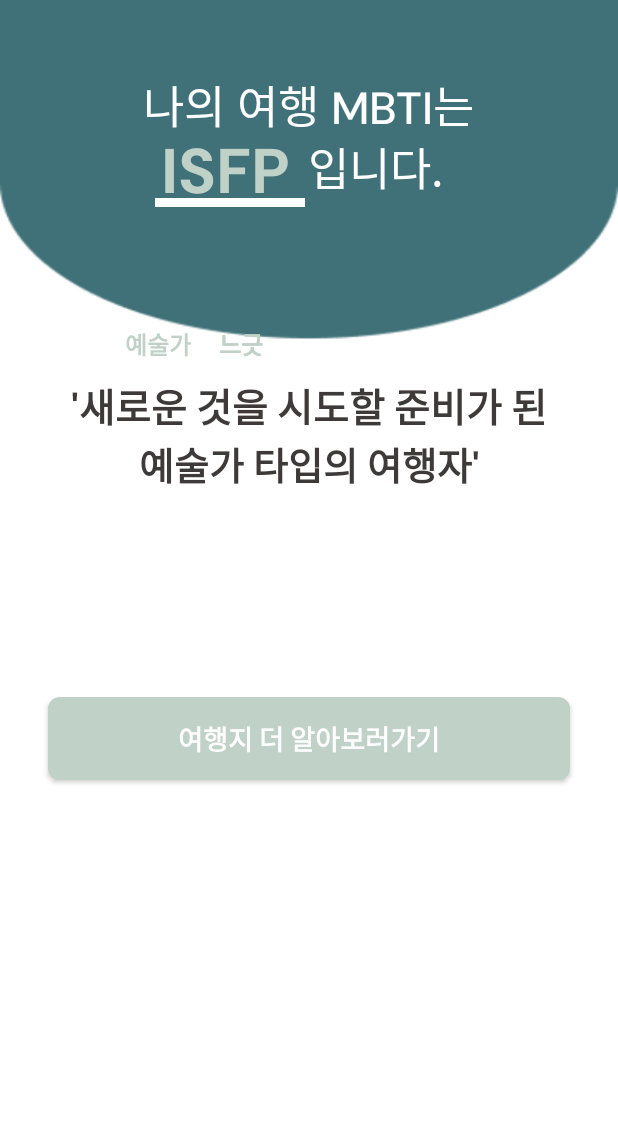
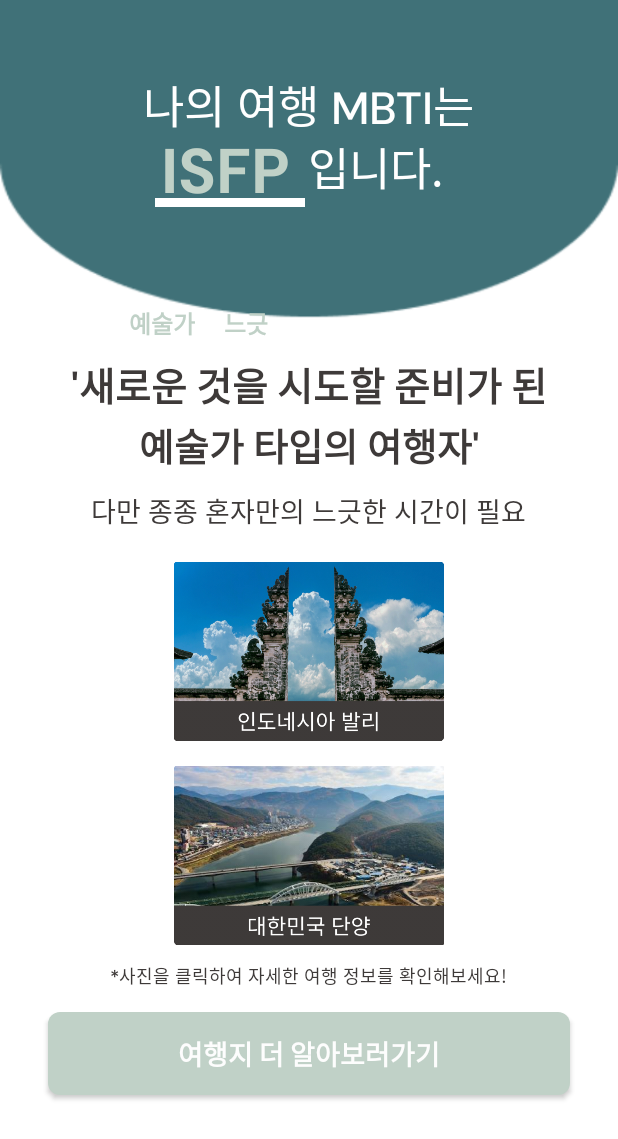
Before and after one commit to yoon-kyoung/guru222, an Android app: the layout mbtir_isfp.xml on its own in the app's theme, with its tools: preview values and no code run, on a phone screen of 412 x 824 dp. Shown: the top 1139 px of the screen. Run offline under Robolectric (Android 15) with nearby library versions, the phone set to English and light mode, and no system bars.

Commit message:
mbti update

```diff
--- a/app/src/main/res/layout/mbtir_isfp.xml
+++ b/app/src/main/res/layout/mbtir_isfp.xml
@@ -2,7 +2,7 @@
 <RelativeLayout xmlns:android="http://schemas.android.com/apk/res/android"
     android:layout_width="match_parent"
     android:layout_height="match_parent"
-    android:background="@drawable/mbtiresult">
+    android:background="@drawable/isfpp">
 
     <TextView
         android:id="@+id/isfp1"
@@ -53,6 +53,7 @@
         android:layout_marginStart="103dp"
         android:layout_marginTop="-10dp"
         android:background="@color/white_A700" />
+
     <TextView
         android:id="@+id/isfp4"
         android:layout_width="wrap_content"
@@ -60,8 +61,8 @@
         android:layout_below="@+id/isfp3"
         android:layout_alignParentStart="true"
         android:layout_centerHorizontal="true"
-        android:layout_marginStart="83dp"
-        android:layout_marginTop="83dp"
+        android:layout_marginStart="86dp"
+        android:layout_marginTop="69dp"
         android:fontFamily="@font/dmsansbold"
         android:text="예술가"
         android:textColor="@color/gray_400"
@@ -74,8 +75,8 @@
         android:layout_below="@+id/isfp3"
         android:layout_alignParentStart="true"
         android:layout_centerHorizontal="true"
-        android:layout_marginStart="146dp"
-        android:layout_marginTop="83dp"
+        android:layout_marginStart="149dp"
+        android:layout_marginTop="69dp"
         android:fontFamily="@font/dmsansbold"
         android:text="느긋"
         android:textColor="@color/gray_400"
@@ -102,7 +103,7 @@
         android:layout_below="@+id/isfp6"
         android:layout_centerInParent="true"
         android:layout_marginStart="80dp"
-        android:layout_marginTop="0dp"
+        android:layout_marginTop="1dp"
         android:fontFamily="@font/dmsansbold"
         android:text="예술가 타입의 여행자'"
         android:textColor="@color/gray_800"
@@ -110,28 +111,58 @@
         android:textStyle="bold" />
 
     <TextView
-        android:id="@+id/isfp"
+        android:id="@+id/isfp8"
         android:layout_width="wrap_content"
         android:layout_height="wrap_content"
-        android:layout_below="@+id/isfp3"
-        android:layout_alignParentStart="true"
+        android:layout_below="@+id/isfp7"
+        android:layout_centerInParent="true"
+        android:layout_marginTop="10.91dp"
+        android:fontFamily="@font/intermedium"
+        android:singleLine="true"
+        android:text="다만 종종 혼자만의 느긋한 시간이 필요"
+        android:textColor="@color/gray_800"
+        android:textSize="18dp" />
+
+    <ImageView
+        android:id="@+id/isfp9"
+        android:layout_width="180dp"
+        android:layout_height="150dp"
+        android:layout_below="@+id/isfp8"
         android:layout_centerHorizontal="true"
-        android:layout_marginStart="146dp"
-        android:layout_marginTop="83dp"
-        android:fontFamily="@font/dmsansbold"
-        android:text="느긋"
-        android:textColor="@color/gray_400"
-        android:textSize="16dp" />
+        android:layout_marginTop="5dp"
+        android:src="@drawable/bali" />
+
+    <ImageView
+        android:id="@+id/isfp10"
+        android:layout_width="180dp"
+        android:layout_height="150dp"
+        android:layout_below="@+id/isfp9"
+        android:layout_centerHorizontal="true"
+        android:layout_marginTop="-14dp"
+        android:src="@drawable/danyang" />
+
+    <TextView
+        android:id="@+id/isfp11"
+        android:layout_width="wrap_content"
+        android:layout_height="wrap_content"
+        android:layout_below="@+id/isfp10"
+        android:layout_centerInParent="true"
+        android:layout_marginTop="-4dp"
+        android:fontFamily="@font/intermedium"
+        android:singleLine="true"
+        android:text="*사진을 클릭하여 자세한 여행 정보를 확인해보세요!"
+        android:textColor="@color/gray_800"
+        android:textSize="12dp" />
 
     <androidx.appcompat.widget.AppCompatButton
         android:id="@+id/isfpbtn1"
-        android:layout_below="@id/isfp4"
+        android:layout_below="@id/isfp11"
         style="@style/btnSolidRounded2"
         android:layout_width="match_parent"
         android:layout_height="wrap_content"
         android:layout_centerHorizontal="true"
         android:layout_marginStart="32.04dp"
-        android:layout_marginTop="223dp"
+        android:layout_marginTop="15dp"
         android:layout_marginEnd="32.04dp"
         android:ellipsize="end"
         android:gravity="center"
```
Also changed, not shown: app/src/main/res/drawable/bali.png (added), app/src/main/res/drawable/danyang.png (added), app/src/main/res/drawable/isfpp.png (added).
